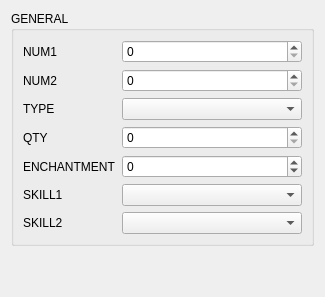
First picture: the form in src/ui/itemtabform.ui, repository Orionsilver/Yo-kai_Editor_B2, before the edit.
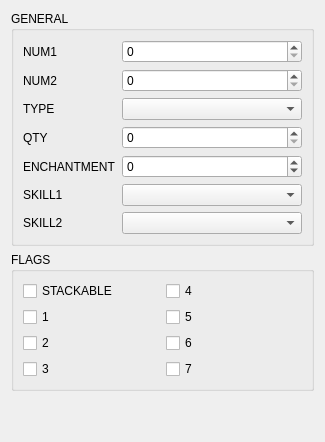
Second picture: the form after the edit.

What changed in the file:
```diff
--- a/src/ui/itemtabform.ui
+++ b/src/ui/itemtabform.ui
@@ -115,6 +115,71 @@
      </layout>
     </widget>
    </item>
+   <item>
+     <widget class="QGroupBox" name="groupBox">
+      <property name="title">
+       <string>FLAGS</string>
+      </property>
+      <layout class="QGridLayout" name="gridLayout">
+       <item row="2" column="0">
+        <widget class="QCheckBox" name="flag2CB">
+         <property name="text">
+          <string>2</string>
+         </property>
+        </widget>
+       </item>
+       <item row="0" column="0">
+        <widget class="QCheckBox" name="flag0CB">
+         <property name="text">
+          <string>STACKABLE</string>
+         </property>
+        </widget>
+       </item>
+       <item row="3" column="0">
+        <widget class="QCheckBox" name="flag1CB">
+         <property name="text">
+          <string>3</string>
+         </property>
+        </widget>
+       </item>
+       <item row="1" column="0">
+        <widget class="QCheckBox" name="flag3CB">
+         <property name="text">
+          <string>1</string>
+         </property>
+        </widget>
+       </item>
+       <item row="0" column="1">
+        <widget class="QCheckBox" name="flag4CB">
+         <property name="text">
+          <string>4</string>
+         </property>
+        </widget>
+       </item>
+       <item row="1" column="1">
+        <widget class="QCheckBox" name="flag5CB">
+         <property name="text">
+          <string>5</string>
+         </property>
+        </widget>
+       </item>
+       <item row="2" column="1">
+        <widget class="QCheckBox" name="flag6CB">
+         <property name="text">
+          <string>6</string>
+         </property>
+        </widget>
+       </item>
+       <item row="3" column="1">
+        <widget class="QCheckBox" name="flag7CB">
+         <property name="text">
+          <string>7</string>
+         </property>
+        </widget>
+       </item>
+      </layout>
+     </widget>
+   </item>
    <item>
     <spacer name="verticalSpacer">
      <property name="orientation">
```
